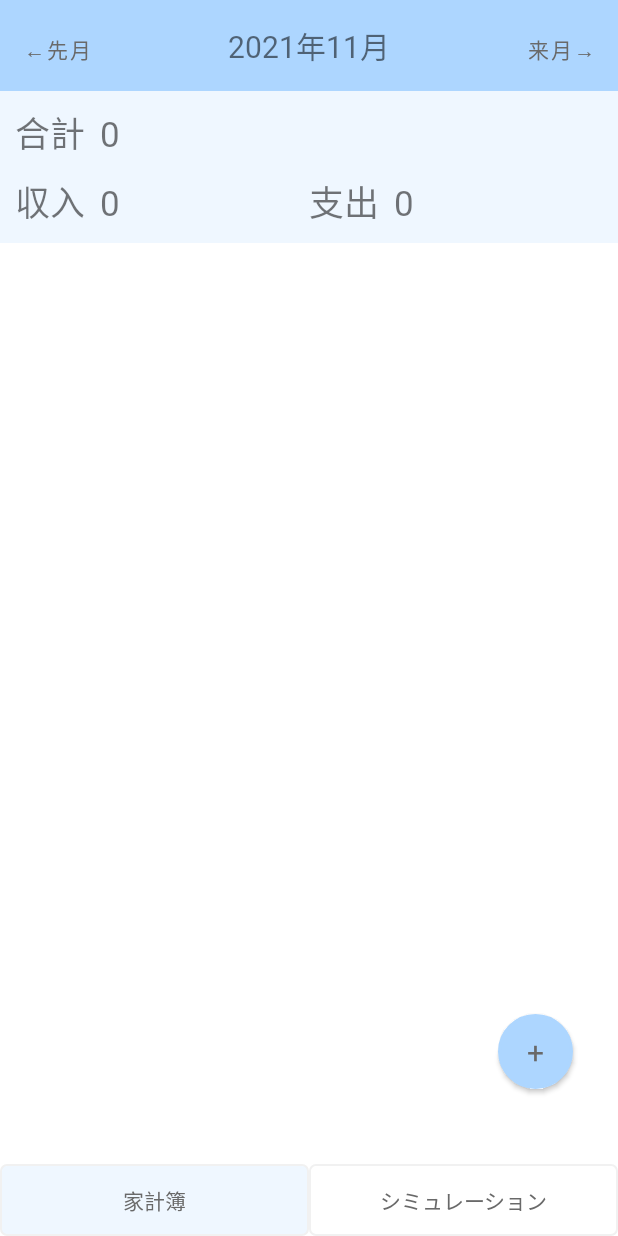
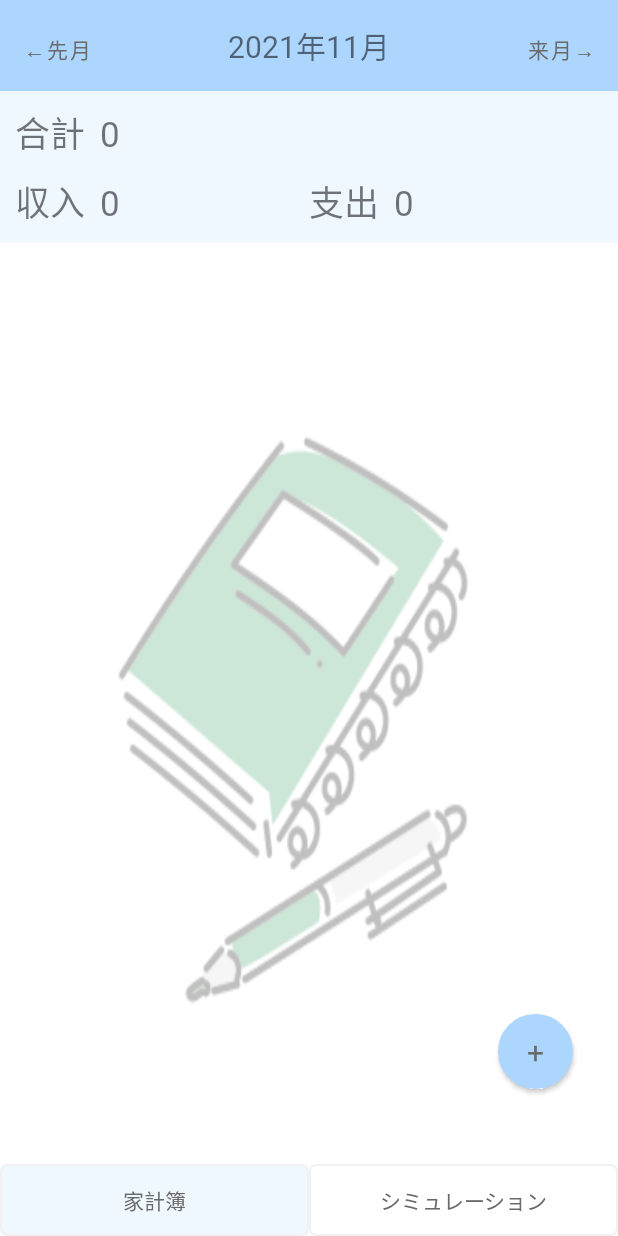
Before and after one commit to hidakaeri/Tsuyu6, an Android app: the screen it shows after launch (Look), on a phone screen of 412 x 824 dp. Run offline under Robolectric (Android 15) with nearby library versions, the phone set to English and light mode, and no system bars.

Commit message:
splashscreen

```diff
--- a/app/src/main/AndroidManifest.xml
+++ b/app/src/main/AndroidManifest.xml
@@ -28,7 +28,7 @@
         <activity
             android:name=".Look"
             android:exported="true"
-            android:theme="@style/currently">
+            android:theme="@style/splash_screen">
             <intent-filter>
                 <action android:name="android.intent.action.MAIN" />
 
--- a/app/src/main/java/com/example/tsuyu6/Look.java
+++ b/app/src/main/java/com/example/tsuyu6/Look.java
@@ -8,6 +8,7 @@ import android.os.Bundle;
 import android.view.View;
 import android.widget.AdapterView;
 import android.widget.Button;
+import android.widget.ImageView;
 import android.widget.ListView;
 import android.widget.RadioButton;
 import android.widget.SimpleAdapter;
@@ -31,6 +32,7 @@ public class Look extends AppCompatActivity {
     @Override
     protected void onCreate(Bundle savedInstanceState) {
         super.onCreate(savedInstanceState);
+        setTheme(R.style.currently);
         setContentView(R.layout.activity_look);
 
         ListView lvMenu = findViewById(R.id.look_list);
@@ -65,6 +67,10 @@ public class Look extends AppCompatActivity {
 
         TextView year_month = findViewById(R.id.year_month);
         year_month.setText(displayYear + "年" + displayMonth + "月");
+
+        // ListView の背景設定
+        ImageView imageView = findViewById(R.id.flower);
+        imageView.setBackgroundResource(R.drawable.splash);
 
         // 合計、収入、支出の変数定義、初期値設定
         int total = 0;
--- /dev/null
+++ b/app/src/main/res/drawable/splash_screen.xml
@@ -0,0 +1,12 @@
+<?xml version="1.0" encoding="utf-8"?>
+<layer-list xmlns:android="http://schemas.android.com/apk/res/android">
+
+    <item android:drawable="@color/white" />
+
+    <item>
+        <bitmap
+            android:gravity="center"
+            android:src="@drawable/splash" />
+    </item>
+
+</layer-list>
--- a/app/src/main/res/layout/activity_look.xml
+++ b/app/src/main/res/layout/activity_look.xml
@@ -116,13 +116,19 @@
     <androidx.constraintlayout.widget.ConstraintLayout
         android:layout_width="match_parent"
         android:layout_height="0dp"
-        android:layout_weight="1">
+        android:layout_weight="1"
+        android:background="@color/white">
+
+        <ImageView
+            android:id="@+id/flower"
+            android:layout_width="match_parent"
+            android:layout_height="match_parent"
+            android:alpha="0.25" />
 
         <ListView
             android:id="@+id/look_list"
             android:layout_width="match_parent"
             android:layout_height="match_parent"
-            android:background="@color/white"
             app:layout_constraintBottom_toTopOf="parent"
             app:layout_constraintEnd_toEndOf="parent"
             app:layout_constraintStart_toStartOf="parent"
--- a/app/src/main/res/layout/row.xml
+++ b/app/src/main/res/layout/row.xml
@@ -19,7 +19,6 @@
             android:id="@+id/display_date"
             android:layout_width="match_parent"
             android:layout_height="wrap_content"
-            android:background="@color/white"
             android:textSize="15sp"
             android:text = "@string/date"/>
 
--- a/app/src/main/res/values/strings.xml
+++ b/app/src/main/res/values/strings.xml
@@ -1,5 +1,5 @@
 <resources>
-    <string name="app_name">梅雨6</string>
+    <string name="app_name">梅雨</string>
     <string name="total">合計</string>
     <string name="income">収入</string>
     <string name="expenditure">支出</string>
--- a/app/src/main/res/values/themes.xml
+++ b/app/src/main/res/values/themes.xml
@@ -33,4 +33,8 @@
         <item name="colorOnPrimary">@color/text</item>
 
     </style>
+
+    <style name="splash_screen" parent="Theme.MaterialComponents.DayNight.NoActionBar">
+        <item name="android:windowBackground">@drawable/splash_screen</item>
+    </style>
 </resources>
```
Also changed, not shown: app/src/main/res/drawable/splash.png (added).
